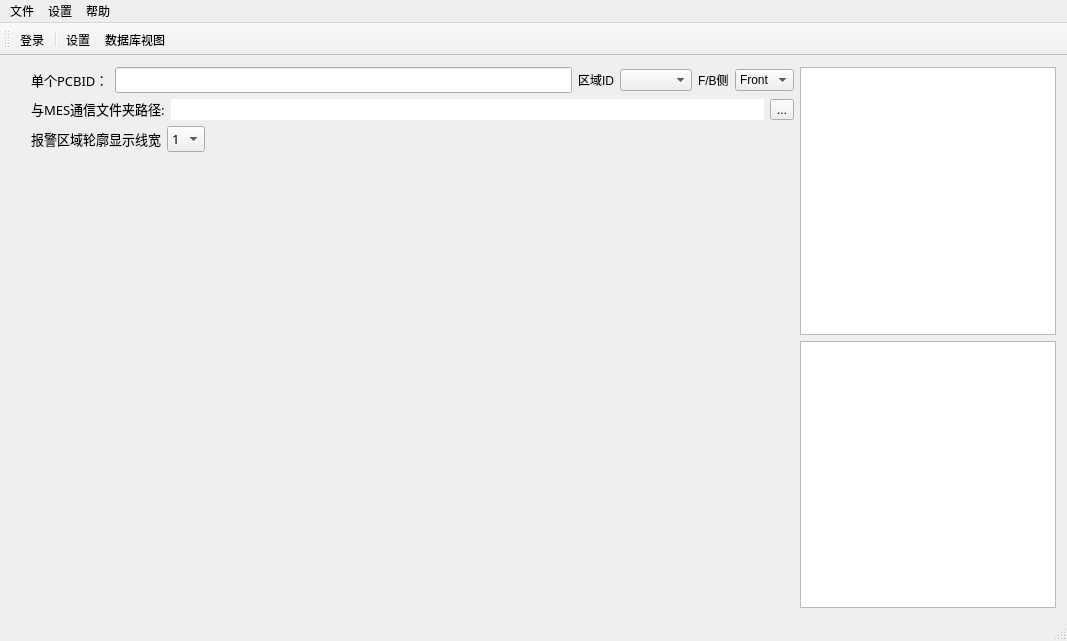
Above: PCBHumanReCheck/PCBHumanReCheck/mymainwindow.ui from ZhangYY12345/PCBHumanReCheck before the change. Below: the same form after it.
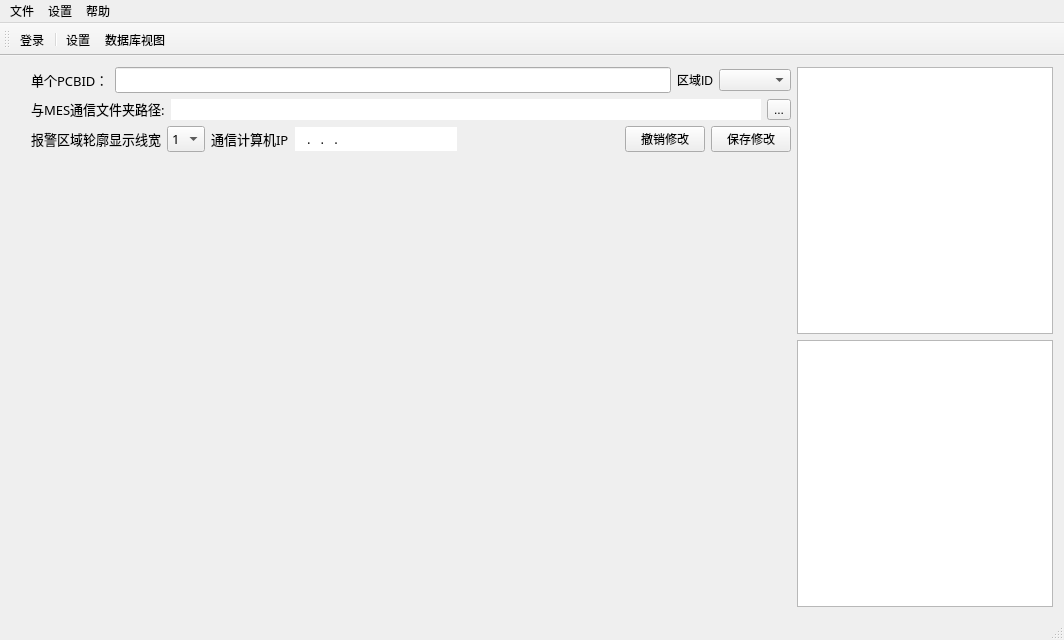
That is the form after the change. Icons and pictures are not drawn. Custom widgets are drawn as their Qt base class.

```diff
--- a/PCBHumanReCheck/PCBHumanReCheck/mymainwindow.ui
+++ b/PCBHumanReCheck/PCBHumanReCheck/mymainwindow.ui
@@ -6,8 +6,8 @@
    <rect>
     <x>0</x>
     <y>0</y>
-    <width>1067</width>
-    <height>641</height>
+    <width>1064</width>
+    <height>640</height>
    </rect>
   </property>
   <property name="windowTitle">
@@ -144,27 +144,6 @@
           <item>
            <widget class="QComboBox" name="viewIDComBox"/>
           </item>
-          <item>
-           <widget class="QLabel" name="label_4">
-            <property name="text">
-             <string>F/B侧</string>
-            </property>
-           </widget>
-          </item>
-          <item>
-           <widget class="QComboBox" name="viewFBSide">
-            <item>
-             <property name="text">
-              <string>Front</string>
-             </property>
-            </item>
-            <item>
-             <property name="text">
-              <string>Back</string>
-             </property>
-            </item>
-           </widget>
-          </item>
          </layout>
         </item>
         <item row="2" column="1">
@@ -232,6 +211,41 @@
             </item>
            </widget>
           </item>
+          <item>
+           <widget class="QLabel" name="label_4">
+            <property name="font">
+             <font>
+              <family>微软雅黑</family>
+              <pointsize>10</pointsize>
+             </font>
+            </property>
+            <property name="text">
+             <string>通信计算机IP</string>
+            </property>
+           </widget>
+          </item>
+          <item>
+           <widget class="QLineEdit" name="toConnectIP">
+            <property name="font">
+             <font>
+              <family>微软雅黑</family>
+              <pointsize>10</pointsize>
+             </font>
+            </property>
+            <property name="inputMask">
+             <string>000.000.000.000</string>
+            </property>
+            <property name="frame">
+             <bool>false</bool>
+            </property>
+            <property name="cursorPosition">
+             <number>0</number>
+            </property>
+            <property name="cursorMoveStyle">
+             <enum>Qt::VisualMoveStyle</enum>
+            </property>
+           </widget>
+          </item>
           <item>
            <spacer name="horizontalSpacer">
             <property name="orientation">
@@ -245,6 +259,20 @@
             </property>
            </spacer>
           </item>
+          <item>
+           <widget class="QPushButton" name="revokeBt">
+            <property name="text">
+             <string>撤销修改</string>
+            </property>
+           </widget>
+          </item>
+          <item>
+           <widget class="QPushButton" name="saveBt">
+            <property name="text">
+             <string>保存修改</string>
+            </property>
+           </widget>
+          </item>
          </layout>
         </item>
        </layout>
@@ -285,7 +313,7 @@
     <rect>
      <x>0</x>
      <y>0</y>
-     <width>1067</width>
+     <width>1064</width>
      <height>23</height>
     </rect>
    </property>
```
Left out of the diff: 9 changed lines with no effect on the pictures.
